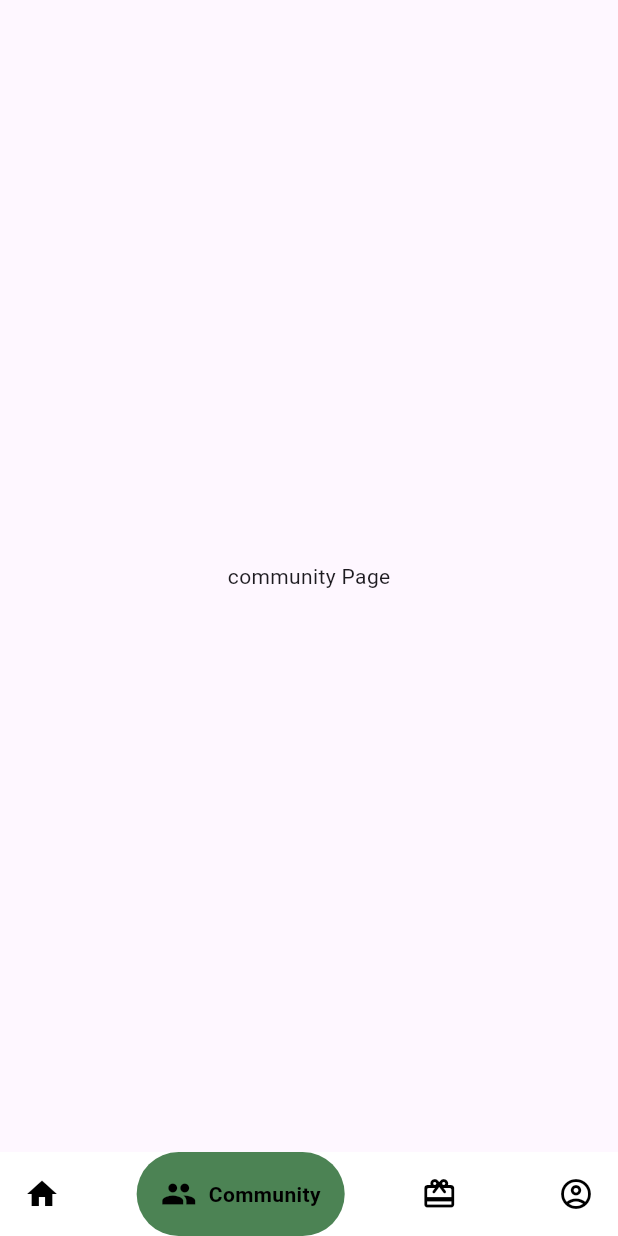
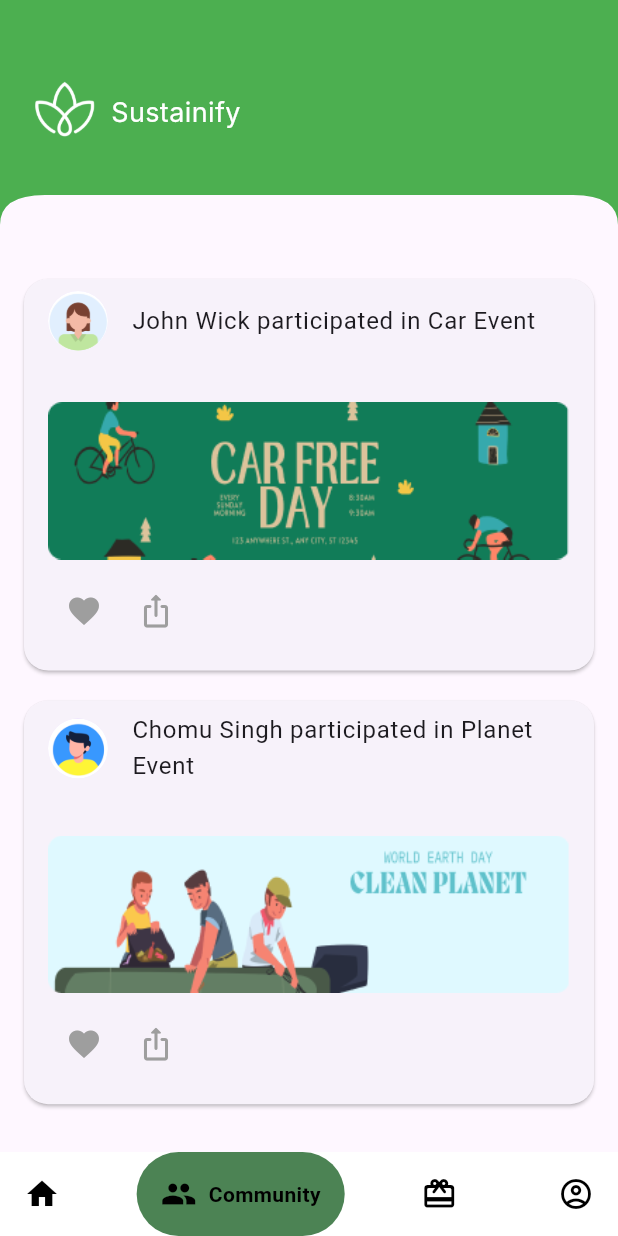
Before and after one commit to Ria-00/Sustainfy, a Flutter app: the HomePage screen opened directly, item 2 of the bottom bar chosen, on a phone screen of 412 x 824 dp. Run offline on Flutter 3.47's test engine with Material 3 defaults, Android fonts, the phone set to English and light mode, and no system bars; drawn by our look-alikes of google_nav_bar; Roboto replaces fonts that are missing (Inter).

Commit message:
community page created

```diff
--- a/lib/main.dart
+++ b/lib/main.dart
@@ -3,6 +3,7 @@ import 'package:flutter/widgets.dart';
 import 'package:google_nav_bar/google_nav_bar.dart';
 import 'package:provider/provider.dart';
 import 'package:sustainfy/model/userProvider.dart';
+import 'package:sustainfy/screens/communityPage.dart';
 import 'package:sustainfy/screens/landingPage.dart';
 import 'package:sustainfy/screens/loadingPage.dart';
 import 'package:sustainfy/screens/login.dart';
@@ -72,7 +73,7 @@ class _HomePageState extends State<HomePage> {
 
   final List<Widget> _pages = [
     LandingPage(),
-    Center(child: Text("community Page")),
+    CommunityPage(),
     RewardPage(),
     Center(child: Text("Profile Page")),
   ];
--- /dev/null
+++ b/lib/model/eventModel.dart
@@ -0,0 +1,11 @@
+class EventModel {
+  final String eventName;
+  final String eventDetails;
+  final String eventImage;
+
+  EventModel({
+    required this.eventName,
+    required this.eventDetails,
+    required this.eventImage,
+  });
+}
--- /dev/null
+++ b/lib/model/userModel.dart
@@ -0,0 +1,9 @@
+class User {
+  final String userName;
+  final String userProfilePhoto;
+
+  User({
+    required this.userName,
+    required this.userProfilePhoto,
+  });
+}
--- /dev/null
+++ b/lib/screens/communityPage.dart
@@ -0,0 +1,189 @@
+import 'package:flutter/cupertino.dart';
+import 'package:flutter/material.dart';
+import 'package:flutter/widgets.dart';
+import 'package:sustainfy/model/eventModel.dart';
+import 'package:sustainfy/model/userModel.dart';
+import 'package:sustainfy/utils/colors.dart';
+import 'package:sustainfy/utils/font.dart';
+import 'package:sustainfy/widgets/customCurvedEdges.dart';
+
+class CommunityPage extends StatefulWidget {
+  @override
+  State<CommunityPage> createState() => _CommunityPageState();
+}
+
+class _CommunityPageState extends State<CommunityPage> {
+  final List<EventModel> events = [
+    EventModel(
+      eventDetails: 'Car Free Event',
+      eventImage: 'assets/images/Rectangle16.png',
+      eventName: 'Car Event',
+    ),
+    EventModel(
+      eventDetails: 'Save Planet Events',
+      eventImage: 'assets/images/Rectangle17.png',
+      eventName: 'Planet Event',
+    ),
+  ];
+
+  final List<User> users = [
+    User(
+      userName: "John Wick",
+      userProfilePhoto: "assets/images/pfp1.png",
+    ),
+    User(
+      userName: "Chomu Singh",
+      userProfilePhoto: "assets/images/pfp2.png",
+    ),
+  ];
+
+  @override
+  Widget build(BuildContext context) {
+    return Scaffold(
+      body: Column(
+        children: [
+          ClipPath(
+            clipper: CustomCurvedEdges(),
+            child: SizedBox(
+              height: 150,
+              child: Container(
+                color: Colors.green,
+                child: Row(
+                  children: [
+                    Padding(
+                      padding: const EdgeInsets.only(left: 17.0),
+                      child: Image.asset(
+                        'assets/images/SustainifyLogo.png',
+                        width: 50,
+                        height: 60,
+                      ),
+                    ),
+                    SizedBox(
+                      width: 7,
+                    ),
+                    const Text(
+                      'Sustainify',
+                      style: TextStyle(
+                        color: AppColors.white,
+                        fontFamily: AppFonts.inter,
+                        fontSize: AppFonts.interRegular18,
+                        fontWeight: AppFonts.interRegularWeight,
+                      ),
+                    ),
+                  ],
+                ),
+              ),
+            ),
+          ),
+          SizedBox(
+            height: 10,
+          ),
+          Expanded(
+            child: ListView.builder(
+                padding: EdgeInsets.all(16.0),
+                itemCount: events.length,
+                itemBuilder: (context, index) {
+                  return EventCard(
+                    user: users[index],
+                    event: events[index],
+                    // backgroundColor: Color.fromARGB(255, 151, 173, 149)
+                  );
+                }),
+          ),
+        ],
+      ),
+    );
+  }
+}
+
+class EventCard extends StatefulWidget {
+  final User user;
+  final EventModel event;
+  // final Color backgroundColor;
+
+  EventCard({
+    required this.user,
+    required this.event,
+    // required this.backgroundColor,
+  });
+
+  @override
+  State<EventCard> createState() => _EventCardState();
+}
+
+class _EventCardState extends State<EventCard> {
+  bool isLiked = false;
+
+  void toggleLike() {
+    setState(() {
+      isLiked = !isLiked;
+    });
+  }
+
+  void shareEvent() {
+    // Add your sharing logic here
+    print("Sharing event: ${widget.event.eventName}");
+  }
+
+  @override
+  Widget build(BuildContext context) {
+    return Card(
+      margin: EdgeInsets.symmetric(vertical: 10.0),
+      shape: RoundedRectangleBorder(borderRadius: BorderRadius.circular(16.0)),
+      child: Column(
+        crossAxisAlignment: CrossAxisAlignment.start,
+        children: [
+          ListTile(
+            leading: CircleAvatar(
+              backgroundImage: AssetImage(widget.user.userProfilePhoto),
+              // backgroundColor: Colors.grey[300],
+            ),
+            title: Text(
+                "${widget.user.userName} participated in ${widget.event.eventName}"),
+          ),
+          Container(
+            decoration: BoxDecoration(
+              // color: Color.fromARGB(255, 213, 228, 212),
+              borderRadius:
+                  BorderRadius.vertical(bottom: Radius.circular(16.0)),
+            ),
+            padding: EdgeInsets.all(16.0),
+            child: Column(
+              crossAxisAlignment: CrossAxisAlignment.start,
+              children: [
+                SizedBox(height: 10.0),
+                Image.asset(
+                  widget.event.eventImage,
+                  width: double.infinity,
+                  fit: BoxFit.cover,
+                ),
+                SizedBox(height: 10.0),
+                Row(
+                  // mainAxisAlignment: MainAxisAlignment.spaceBetween,
+                  children: [
+                    IconButton(
+                      icon: Icon(
+                        Icons.favorite,
+                        color: isLiked ? Colors.red : Colors.grey,
+                      ),
+                      onPressed: toggleLike,
+                    ),
+                    Align(
+                      child: IconButton(
+                        icon: Icon(
+                          Icons.ios_share_rounded,
+                          color: Colors.grey,
+                        ),
+                        onPressed: shareEvent,
+                      ),
+                    ),
+                  ],
+                ),
+              ],
+            ),
+          ),
+        ],
+      ),
+    );
+  }
+}
```
Also changed, not shown: assets/images/pfp1.png (added), assets/images/pfp2.png (added).
